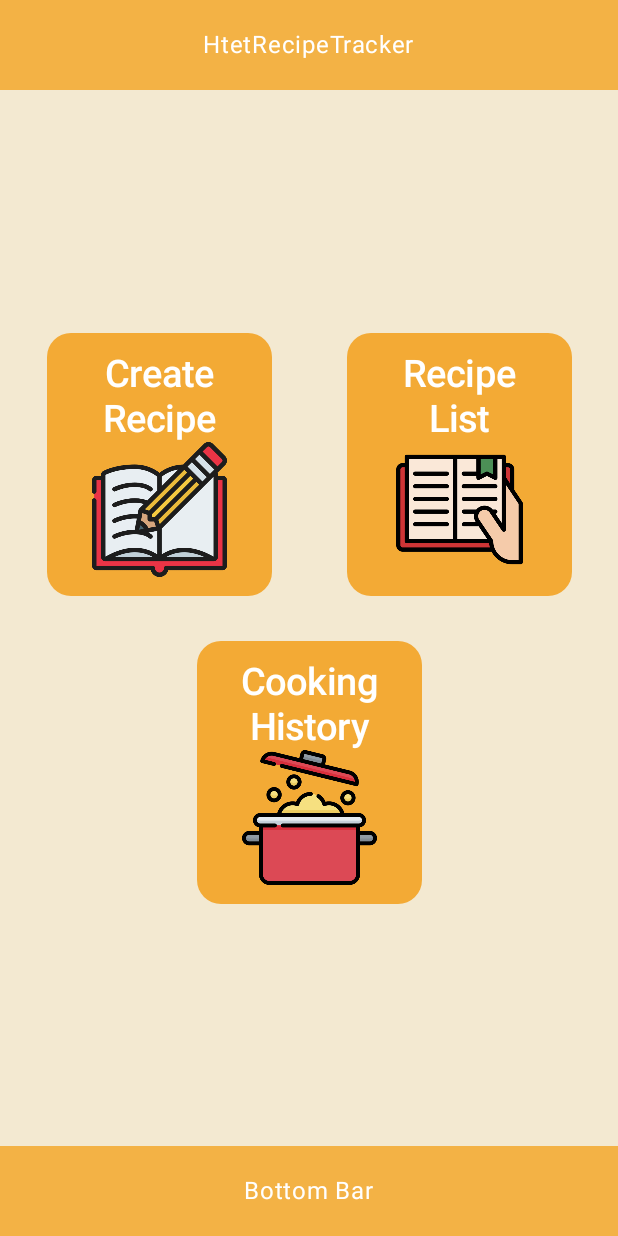
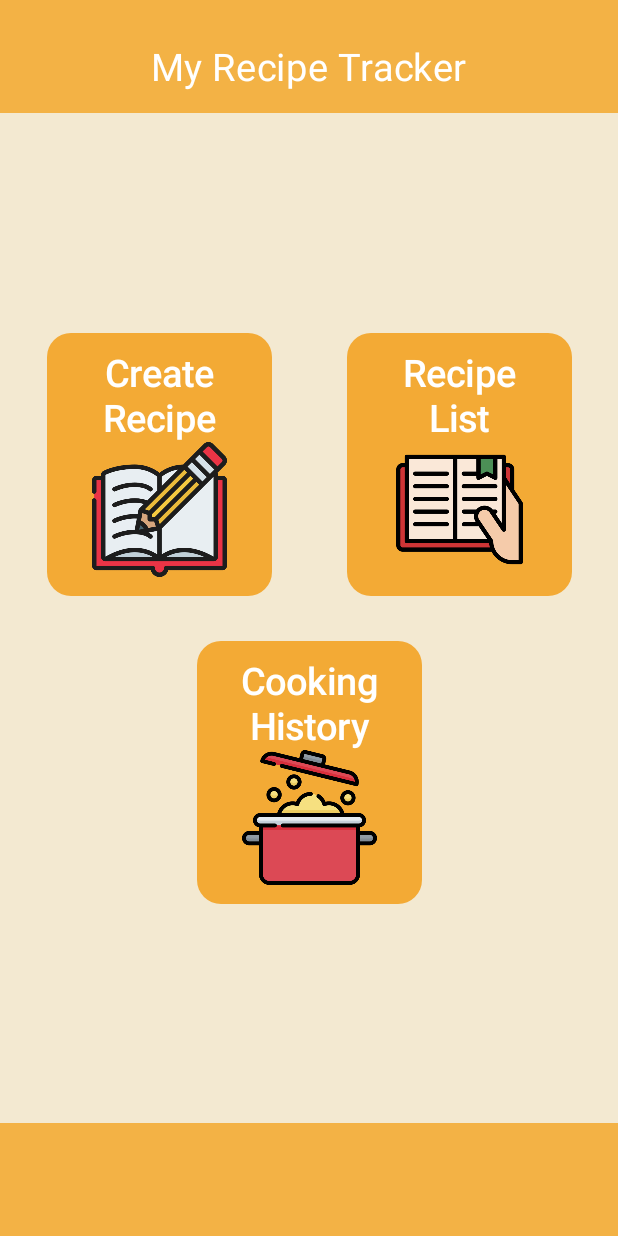
Before and after one commit to HTEThub/MyRecipeTracker, an Android app built with Jetpack Compose: the screen it shows after launch (MainActivity), on a phone screen of 412 x 824 dp. Run offline under Robolectric (Android 15) with nearby library versions, the phone set to English and light mode, and no system bars.

Commit message:
Fixed the top and bottom app bar text alignment

```diff
--- a/app/src/main/java/com/htet08/myrecipetracker/MainActivity.kt
+++ b/app/src/main/java/com/htet08/myrecipetracker/MainActivity.kt
@@ -74,14 +74,16 @@ fun RecipeTopAppBar(modifier: Modifier = Modifier) {
     Row(
         modifier = modifier
             .fillMaxWidth()
-            .height(60.dp)  // Adjust height as needed
+            .height(75.dp)  // Adjust height as needed
             .background(Color(0xFFF3B245)), // Your chosen color
-        verticalAlignment = Alignment.CenterVertically,
+        verticalAlignment = Alignment.Bottom,
         horizontalArrangement = Arrangement.Center
     ) {
         Text(
-            text = stringResource(R.string.app_name),
-            color = Color.White
+            text = "My Recipe Tracker",
+            color = Color.White,
+            fontSize = 25.sp,
+            modifier = Modifier.padding(15.dp)
         )
     }
 }
@@ -181,26 +183,24 @@ fun RecipeMainMenu(modifier: Modifier = Modifier) {
     }
 }
 
-
-
 @Composable
 fun RecipeBottomAppBar(modifier: Modifier = Modifier) {
     Row(
         modifier = Modifier
             .fillMaxWidth()
-            .height(60.dp)
+            .height(75.dp)
             .background(Color(0xFFF3B245)), // Your chosen color
-        verticalAlignment = Alignment.CenterVertically,
+        verticalAlignment = Alignment.Top,
         horizontalArrangement = Arrangement.Center
     ) {
         Text(
-            text = "Bottom Bar",
-            color = Color.White
+            text = "",
+            color = Color.White,
+            fontSize = 25.sp,
+            modifier = Modifier.padding(10.dp)
         )
     }
 }
-
-
 
 @Preview(showBackground = true)
 @Composable
```
